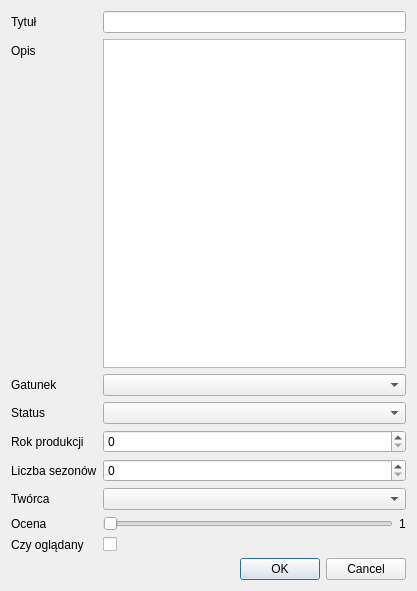
The window that FilmManager/modifyseriedialog.ui (Zachaly/Jipp_Projekt_ZS_NS) describes before a commit, drawn with Qt 5.
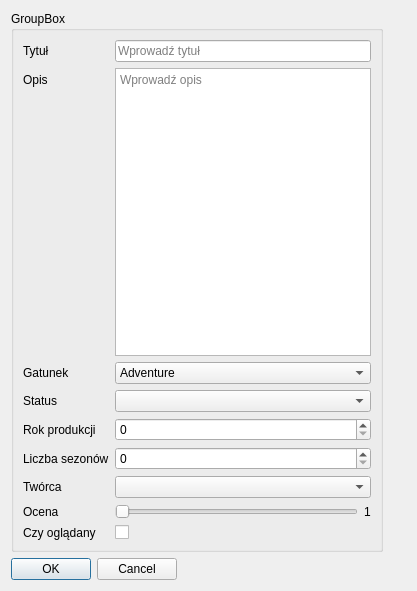
The same window after the commit.

Patch:
```diff
--- a/FilmManager/modifyseriedialog.ui
+++ b/FilmManager/modifyseriedialog.ui
@@ -13,19 +13,20 @@
   <property name="windowTitle">
    <string>Dialog</string>
   </property>
-  <layout class="QVBoxLayout" name="verticalLayout">
-   <item>
     <layout class="QFormLayout" name="formLayout">
      <item row="0" column="0">
+    <widget class="QGroupBox" name="groupBox">
+     <property name="title">
+      <string>GroupBox</string>
+     </property>
+     <layout class="QFormLayout" name="formLayout_2">
+      <item row="0" column="0">
       <widget class="QLabel" name="titleLabel">
        <property name="text">
         <string>Tytuł</string>
        </property>
       </widget>
      </item>
-     <item row="0" column="1">
-      <widget class="QLineEdit" name="titleEdit"/>
-     </item>
      <item row="1" column="0">
       <widget class="QLabel" name="descriptionLabel">
        <property name="text">
@@ -33,9 +34,6 @@
        </property>
       </widget>
      </item>
-     <item row="1" column="1">
-      <widget class="QTextEdit" name="descriptionTextEdit"/>
-     </item>
      <item row="2" column="0">
       <widget class="QLabel" name="genreLabel">
        <property name="text">
@@ -57,9 +55,6 @@
        </property>
       </widget>
      </item>
-     <item row="4" column="1">
-      <widget class="QSpinBox" name="productionYearSpinBox"/>
-     </item>
      <item row="5" column="0">
       <widget class="QLabel" name="seasonCountLabel">
        <property name="text">
@@ -67,9 +62,6 @@
        </property>
       </widget>
      </item>
-     <item row="5" column="1">
-      <widget class="QSpinBox" name="seasonCountSpinBox"/>
-     </item>
      <item row="6" column="0">
       <widget class="QLabel" name="creatorLabel">
        <property name="text">
@@ -84,20 +76,39 @@
        </property>
       </widget>
      </item>
-     <item row="9" column="0">
+      <item row="8" column="0">
       <widget class="QLabel" name="watchedLabel">
        <property name="text">
         <string>Czy oglądany</string>
        </property>
       </widget>
      </item>
-     <item row="9" column="1">
-      <widget class="QCheckBox" name="watchedCheckBox">
-       <property name="text">
-        <string/>
+      <item row="0" column="1">
+       <widget class="QLineEdit" name="titleEdit">
+        <property name="placeholderText">
+         <string>Wprowadź tytuł</string>
        </property>
       </widget>
      </item>
+      <item row="1" column="1">
+       <widget class="QTextEdit" name="descriptionTextEdit">
+        <property name="placeholderText">
+         <string>Wprowadź opis</string>
+        </property>
+       </widget>
+      </item>
+      <item row="3" column="1">
+       <widget class="QComboBox" name="statusComboBox"/>
+      </item>
+      <item row="4" column="1">
+       <widget class="QSpinBox" name="productionYearSpinBox"/>
+      </item>
+      <item row="5" column="1">
+       <widget class="QSpinBox" name="seasonCountSpinBox"/>
+      </item>
+      <item row="6" column="1">
+       <widget class="QComboBox" name="creatorComboBox"/>
+      </item>
      <item row="7" column="1">
       <layout class="QHBoxLayout" name="sliderLayout">
        <item>
@@ -116,18 +127,66 @@
        </item>
       </layout>
      </item>
-     <item row="6" column="1">
-      <widget class="QComboBox" name="creatorComboBox"/>
+      <item row="8" column="1">
+       <widget class="QCheckBox" name="watchedCheckBox">
+        <property name="text">
+         <string/>
+        </property>
+       </widget>
      </item>
      <item row="2" column="1">
-      <widget class="QComboBox" name="genreComboBox"/>
-     </item>
-     <item row="3" column="1">
-      <widget class="QComboBox" name="statusComboBox"/>
-     </item>
-    </layout>
+       <widget class="QComboBox" name="genreComboBox">
+        <item>
+         <property name="text">
+          <string>Adventure</string>
+         </property>
+        </item>
+        <item>
+         <property name="text">
+          <string>Action</string>
+         </property>
+        </item>
+        <item>
+         <property name="text">
+          <string>Comedy</string>
+         </property>
+        </item>
+        <item>
+         <property name="text">
+          <string>Drama</string>
+         </property>
+        </item>
+        <item>
+         <property name="text">
+          <string>Horror</string>
+         </property>
+        </item>
+        <item>
+         <property name="text">
+          <string>Romance</string>
+         </property>
+        </item>
+        <item>
+         <property name="text">
+          <string>Sci-Fi</string>
+         </property>
+        </item>
+        <item>
+         <property name="text">
+          <string>Thriller</string>
+         </property>
+        </item>
+        <item>
+         <property name="text">
+          <string>Historical</string>
+         </property>
+        </item>
+       </widget>
+      </item>
+     </layout>
+    </widget>
    </item>
-   <item>
+   <item row="1" column="0">
     <widget class="QDialogButtonBox" name="buttonBox">
      <property name="orientation">
       <enum>Qt::Orientation::Horizontal</enum>
```
Lines whose indentation alone changed are shown as unchanged.
